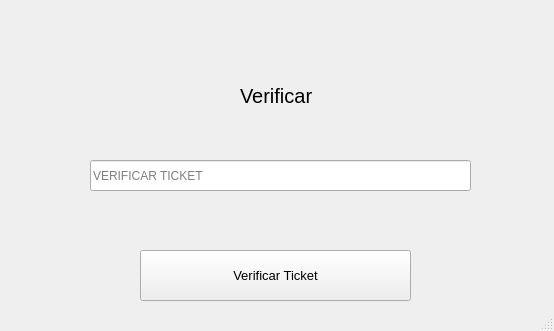
adriii0104/loteria_sistema, file UI/cobrarticket.ui: the form before one commit.
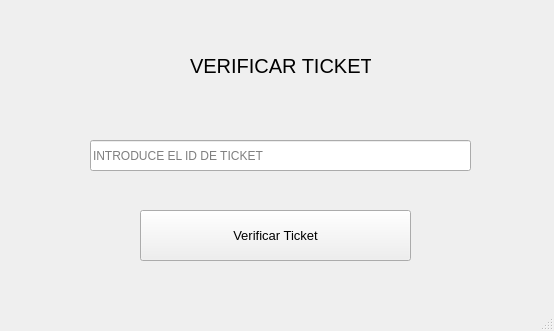
The form after the commit.

What changed in the file:
```diff
--- a/UI/cobrarticket.ui
+++ b/UI/cobrarticket.ui
@@ -22,9 +22,9 @@
    <widget class="QLabel" name="label">
     <property name="geometry">
      <rect>
-      <x>240</x>
-      <y>80</y>
-      <width>121</width>
+      <x>190</x>
+      <y>50</y>
+      <width>181</width>
       <height>31</height>
      </rect>
     </property>
@@ -34,30 +34,30 @@
      </font>
     </property>
     <property name="styleSheet">
-     <string notr="true"/>
+     <string notr="true">color: rgb(0, 0, 0);</string>
     </property>
     <property name="text">
-     <string>Verificar</string>
+     <string>VERIFICAR TICKET</string>
     </property>
    </widget>
    <widget class="QLineEdit" name="escanear_ticket">
     <property name="geometry">
      <rect>
       <x>90</x>
-      <y>160</y>
+      <y>140</y>
       <width>381</width>
       <height>31</height>
      </rect>
     </property>
     <property name="placeholderText">
-     <string>VERIFICAR TICKET</string>
+     <string>INTRODUCE EL ID DE TICKET</string>
     </property>
    </widget>
    <widget class="QPushButton" name="pagar_ticket">
     <property name="geometry">
      <rect>
       <x>140</x>
-      <y>250</y>
+      <y>210</y>
       <width>271</width>
       <height>51</height>
      </rect>
```
Left out of the diff: 4 changed lines with no effect on the pictures.
